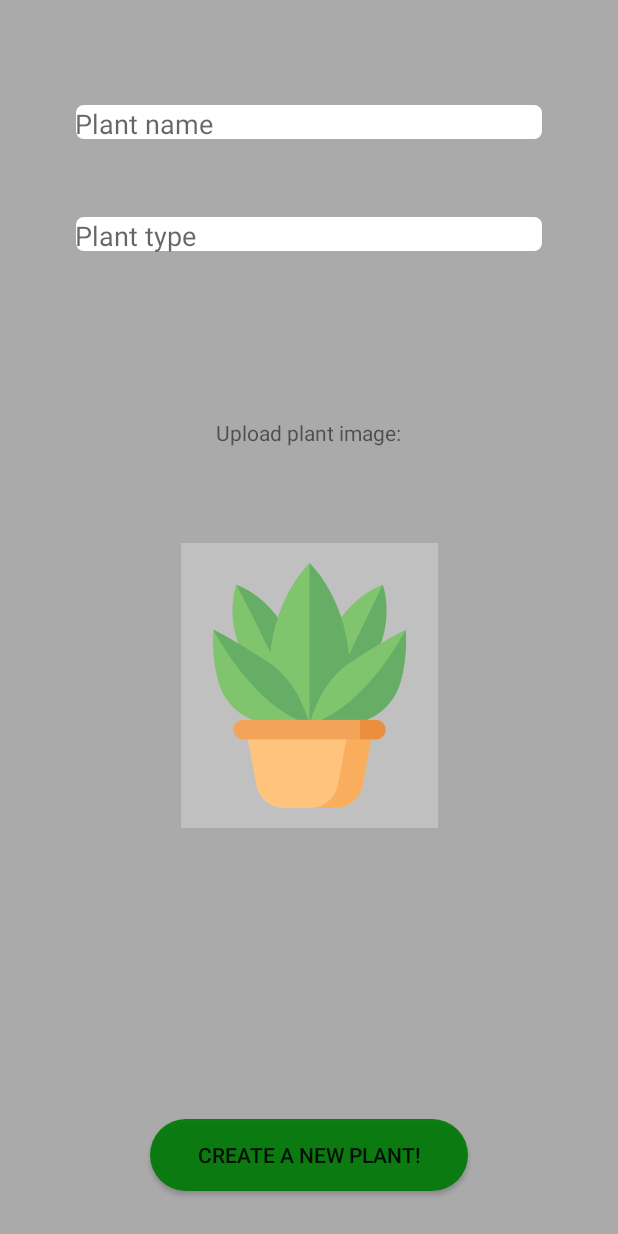
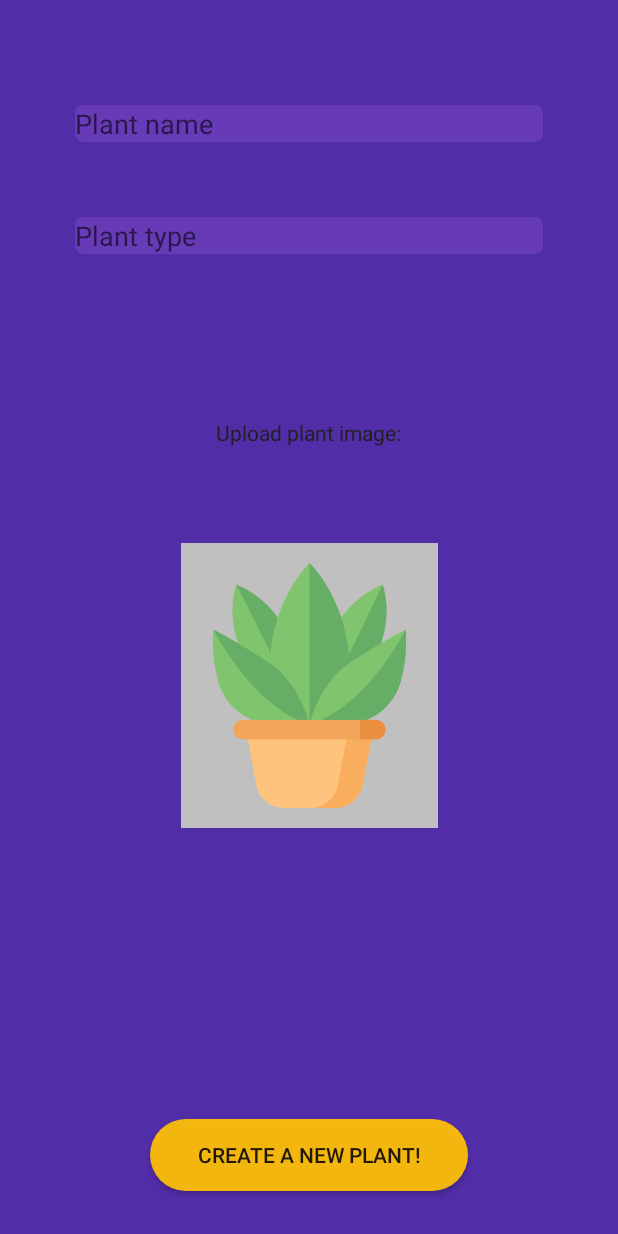
Before and after one commit to zeronid/DigitalGarden, an Android app: the NewPlant screen opened directly, with no data from a screen before it, on a phone screen of 412 x 824 dp. Run offline under Robolectric (Android 15) with nearby library versions, the phone set to English and light mode, and no system bars.

Commit message:
1.Changed the app Color Scheme: Primary Dark Purple: #512DA8 Primary Light Purple: #673AB7 Accent Color (Yellow): #FFC107 Primary Text: #212121 Secondary Text: #757575

```diff
--- a/app/src/main/res/drawable/bg_search.xml
+++ b/app/src/main/res/drawable/bg_search.xml
@@ -2,7 +2,7 @@
 <layer-list xmlns:android="http://schemas.android.com/apk/res/android">
     <item>
         <shape android:shape="rectangle">
-            <solid android:color="@android:color/darker_gray" />
+            <solid android:color="#673AB7" />
             <corners android:radius="5dp" />
         </shape>
     </item>
@@ -12,7 +12,7 @@
         android:left="1dp"
         android:right="1dp">
         <shape android:shape="rectangle">
-            <solid android:color="@android:color/white" />
+            <solid android:color="#673AB7" />
             <corners android:radius="5dp" />
         </shape>
     </item>
--- a/app/src/main/res/layout/activity_main.xml
+++ b/app/src/main/res/layout/activity_main.xml
@@ -4,7 +4,7 @@
     xmlns:tools="http://schemas.android.com/tools"
     android:layout_width="match_parent"
     android:layout_height="match_parent"
-    android:background="@android:color/darker_gray"
+    android:background="#512DA8"
     tools:context=".MainActivity">
 
     <ListView
@@ -14,7 +14,7 @@
         android:layout_marginTop="1dp"
         android:layout_marginEnd="1dp"
         android:layout_marginBottom="100dp"
-        android:background="@android:color/darker_gray"
+        android:background="#512DA8"
         app:layout_constraintBottom_toBottomOf="@id/addPlantButton"
         app:layout_constraintEnd_toEndOf="parent"
         app:layout_constraintTop_toTopOf="parent" />
@@ -28,7 +28,7 @@
         android:layout_marginEnd="100dp"
         android:layout_marginBottom="20dp"
         android:background="@drawable/roundedbutton"
-        android:backgroundTint="#038307"
+        android:backgroundTint="#FFC107"
         android:onClick="addPlant"
         android:text="@string/add_plant"
         app:layout_constraintBottom_toBottomOf="parent"
--- a/app/src/main/res/layout/activity_new_plant.xml
+++ b/app/src/main/res/layout/activity_new_plant.xml
@@ -4,7 +4,7 @@
     xmlns:tools="http://schemas.android.com/tools"
     android:layout_width="match_parent"
     android:layout_height="match_parent"
-    android:background="@android:color/darker_gray"
+    android:background="#512DA8"
     tools:context=".NewPlant">
 
     <EditText
@@ -19,6 +19,7 @@
         android:ems="10"
         android:hint="@string/plant_name"
         android:inputType="textPersonName"
+        android:textColor="#212121"
         app:layout_constraintEnd_toEndOf="parent"
         app:layout_constraintHorizontal_bias="0.5"
         app:layout_constraintStart_toStartOf="parent"
@@ -35,6 +36,7 @@
         android:completionHint="Please select the type of your plant"
         android:completionThreshold="1"
         android:hint="@string/plant_type"
+        android:textColor="#212121"
         app:layout_constraintEnd_toEndOf="parent"
         app:layout_constraintHorizontal_bias="0.5"
         app:layout_constraintStart_toStartOf="parent"
@@ -48,7 +50,7 @@
         android:layout_marginEnd="100dp"
         android:layout_marginBottom="30dp"
         android:background="@drawable/roundedbutton"
-        android:backgroundTint="#037A08"
+        android:backgroundTint="#FFC107"
         android:onClick="makePlant"
         android:text="@string/Make_a_new_plant"
         app:layout_constraintBottom_toBottomOf="parent"
@@ -80,6 +82,7 @@
         android:layout_marginTop="85dp"
         android:layout_marginBottom="20dp"
         android:text="@string/upload_image"
+        android:textColor="#212121"
         app:layout_constraintBottom_toTopOf="@+id/plantImageView"
         app:layout_constraintEnd_toEndOf="parent"
         app:layout_constraintHorizontal_bias="0.498"
--- a/app/src/main/res/layout/activity_plant_info.xml
+++ b/app/src/main/res/layout/activity_plant_info.xml
@@ -4,7 +4,7 @@
     xmlns:tools="http://schemas.android.com/tools"
     android:layout_width="match_parent"
     android:layout_height="match_parent"
-    android:background="@android:color/darker_gray"
+    android:background="#512DA8"
     tools:context=".PlantInfo">
 
     <TextView
@@ -13,6 +13,7 @@
         android:layout_height="wrap_content"
         android:layout_marginTop="50dp"
         android:text="@string/plant_name"
+        android:textColor="#212121"
         app:layout_constraintEnd_toEndOf="parent"
         app:layout_constraintHorizontal_bias="0.5"
         app:layout_constraintStart_toStartOf="parent"
@@ -24,6 +25,7 @@
         android:layout_height="wrap_content"
         android:layout_marginTop="20dp"
         android:text="@string/plant_type"
+        android:textColor="#212121"
         app:layout_constraintEnd_toEndOf="parent"
         app:layout_constraintHorizontal_bias="0.5"
         app:layout_constraintStart_toStartOf="parent"
@@ -92,7 +94,7 @@
         android:layout_marginBottom="10dp"
         android:text="Water level :"
         android:textAllCaps="false"
-        android:textColor="#05167E"
+        android:textColor="#212121"
         android:textIsSelectable="false"
         android:textStyle="bold"
         app:layout_constraintBottom_toTopOf="@+id/waterLevelProgressBar"
--- a/app/src/main/res/layout/row.xml
+++ b/app/src/main/res/layout/row.xml
@@ -5,7 +5,7 @@
     android:layout_width="match_parent"
     android:layout_height="wrap_content"
     android:padding="16dp"
-    android:background="#FFFFFF"
+    android:background="#673AB7"
     >
 
     <ImageView
@@ -26,7 +26,7 @@
             android:layout_height="wrap_content"
             android:layout_margin="5dp"
             android:text="Plant Name"
-            android:textColor="#000"
+            android:textColor="#212121"
             android:textSize="20sp"
             android:textStyle="bold"></TextView>
 
@@ -36,7 +36,7 @@
             android:layout_height="wrap_content"
             android:layout_margin="5dp"
             android:text="Plant Type"
-            android:textColor="#a9a9a9"
+            android:textColor="#757575"
             android:textSize="15sp"
             android:textStyle="bold"
             ></TextView>
```
